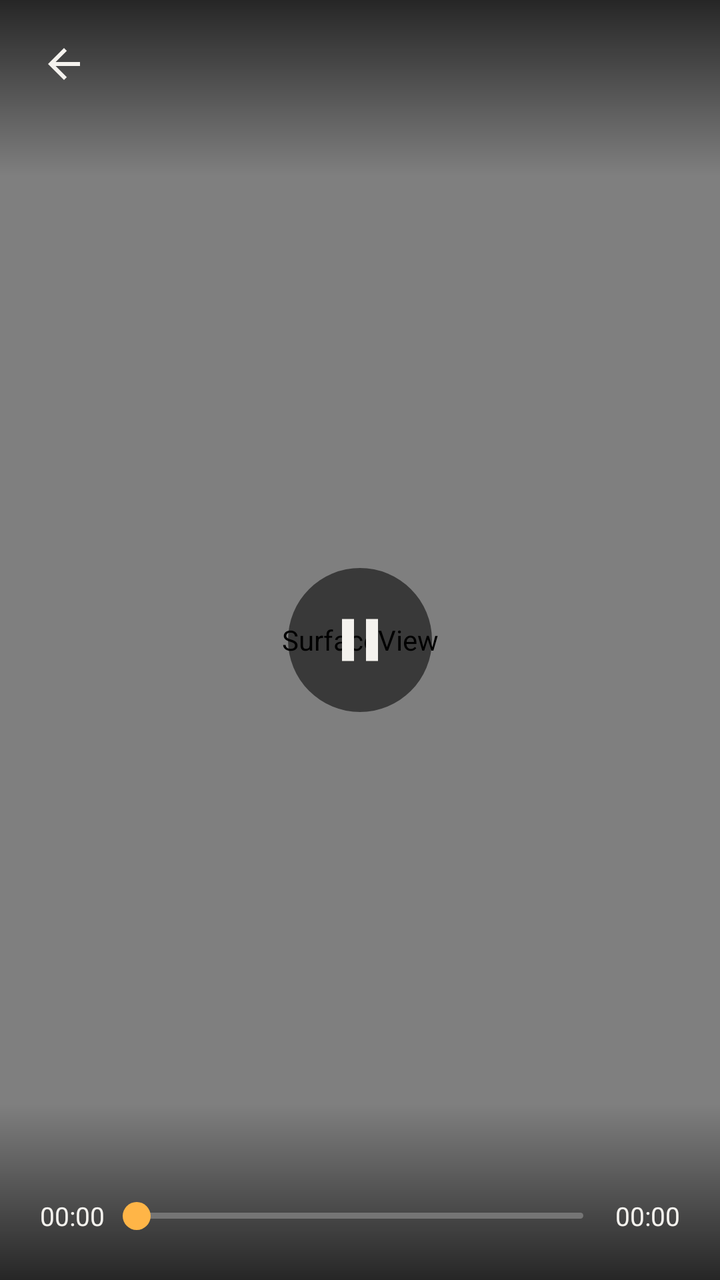
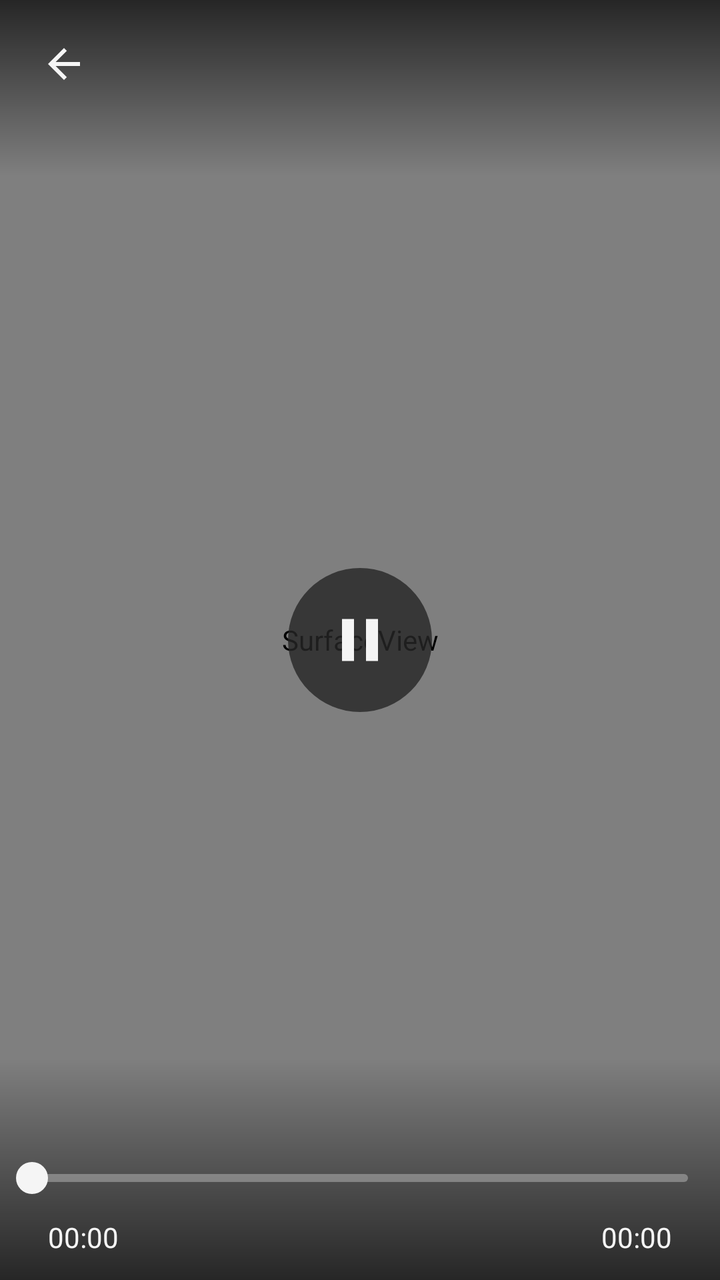

Screens rendered from an Android XML layout before and after an edit, with the pre-edit source and the edit as a unified diff.
<!-- AndroidManifest.xml: activity theme Theme.Quiet.Player -->
<!-- res/layout/activity_player.xml -->
<?xml version="1.0" encoding="utf-8"?>
<FrameLayout xmlns:android="http://schemas.android.com/apk/res/android"
    android:id="@+id/root"
    android:layout_width="match_parent"
    android:layout_height="match_parent"
    android:background="@android:color/black"
    android:contentDescription="@string/video_surface">

    <SurfaceView
        android:id="@+id/surface"
        android:layout_width="match_parent"
        android:layout_height="match_parent"
        android:layout_gravity="center" />

    
    <FrameLayout
        android:id="@+id/controls"
        android:layout_width="match_parent"
        android:layout_height="match_parent">

        <LinearLayout
            android:id="@+id/top_bar"
            android:layout_width="match_parent"
            android:layout_height="wrap_content"
            android:layout_gravity="top"
            android:background="@drawable/scrim_top"
            android:gravity="center_vertical"
            android:orientation="horizontal"
            android:paddingTop="8dp"
            android:paddingBottom="32dp">

            <ImageButton
                android:id="@+id/back"
                style="@style/IconButton"
                android:layout_marginStart="8dp"
                android:contentDescription="@string/back"
                android:src="@drawable/ic_back" />

            <TextView
                android:id="@+id/video_title"
                android:layout_width="0dp"
                android:layout_height="wrap_content"
                android:layout_marginHorizontal="8dp"
                android:layout_weight="1"
                android:ellipsize="end"
                android:fontFamily="sans-serif-medium"
                android:maxLines="1"
                android:textColor="@color/text"
                android:textSize="16sp" />
        </LinearLayout>

        <ImageButton
            android:id="@+id/play_pause"
            android:layout_width="72dp"
            android:layout_height="72dp"
            android:layout_gravity="center"
            android:background="@drawable/bg_round_glass"
            android:scaleType="fitCenter"
            android:padding="18dp"
            android:src="@drawable/ic_pause" />

        <TextView
            android:id="@+id/error"
            android:layout_width="wrap_content"
            android:layout_height="wrap_content"
            android:layout_gravity="center"
            android:background="@drawable/bg_hud"
            android:padding="16dp"
            android:textColor="@color/text"
            android:textSize="15sp"
            android:visibility="gone" />

        <LinearLayout
            android:id="@+id/bottom_bar"
            android:layout_width="match_parent"
            android:layout_height="wrap_content"
            android:layout_gravity="bottom"
            android:background="@drawable/scrim_bottom"
            android:gravity="center_vertical"
            android:orientation="horizontal"
            android:paddingTop="32dp"
            android:paddingBottom="8dp">

            <TextView
                android:id="@+id/position"
                style="@style/TimeText"
                android:layout_marginStart="20dp"
                android:text="00:00" />

            <SeekBar
                android:id="@+id/seek_bar"
                android:layout_width="0dp"
                android:layout_height="48dp"
                android:layout_weight="1"
                android:progressDrawable="@drawable/seek_progress"
                android:splitTrack="false"
                android:thumb="@drawable/seek_thumb" />

            <TextView
                android:id="@+id/duration"
                style="@style/TimeText"
                android:layout_marginEnd="20dp"
                android:text="00:00" />
        </LinearLayout>
    </FrameLayout>

    <LinearLayout
        android:id="@+id/hud"
        android:layout_width="wrap_content"
        android:layout_height="wrap_content"
        android:layout_gravity="center"
        android:alpha="0"
        android:background="@drawable/bg_hud"
        android:gravity="center"
        android:minWidth="200dp"
        android:orientation="vertical"
        android:paddingHorizontal="24dp"
        android:paddingVertical="16dp"
        android:visibility="gone">

        <ImageView
            android:id="@+id/hud_icon"
            android:layout_width="28dp"
            android:layout_height="28dp"
            android:importantForAccessibility="no" />

        <ProgressBar
            android:id="@+id/hud_level"
            style="@android:style/Widget.Material.ProgressBar.Horizontal"
            android:layout_width="152dp"
            android:layout_height="4dp"
            android:layout_marginTop="12dp"
            android:max="1000"
            android:progressDrawable="@drawable/seek_progress" />

        <TextView
            android:id="@+id/hud_title"
            android:layout_width="wrap_content"
            android:layout_height="wrap_content"
            android:fontFamily="sans-serif-medium"
            android:fontFeatureSettings="tnum"
            android:letterSpacing="-0.02"
            android:textColor="@color/text"
            android:textSize="30sp" />

        <TextView
            android:id="@+id/hud_detail"
            style="@style/TimeText"
            android:layout_marginTop="2dp"
            android:textColor="@color/muted" />
    </LinearLayout>
</FrameLayout>
<!-- resources referenced by this layout -->
<resources>
  <color name="muted">#A0A0A8</color>
  <color name="text">#F4F2EE</color>
  <!-- drawable bg_hud (drawable) -->
  <shape xmlns:android="http://schemas.android.com/apk/res/android"><solid android:color="@color/glass" /><corners android:radius="20dp" /></shape>
  <!-- drawable bg_round_glass (drawable) -->
  <ripple xmlns:android="http://schemas.android.com/apk/res/android" android:color="#33FFFFFF"><item><shape android:shape="oval"><solid android:color="#8C000000" /></shape></item></ripple>
  <!-- drawable ic_pause (drawable) -->
  <vector xmlns:android="http://schemas.android.com/apk/res/android" android:width="24dp" android:height="24dp" android:viewportWidth="24" android:viewportHeight="24" android:tint="@color/text">
      <path android:fillColor="#FFFFFFFF" android:pathData="M6,19h4V5H6v14zm8,-14v14h4V5h-4z" />
  </vector>
  <!-- drawable scrim_bottom (drawable) -->
  <shape xmlns:android="http://schemas.android.com/apk/res/android"><gradient android:angle="90" android:endColor="#00000000" android:startColor="#B3000000" /></shape>
  <!-- drawable scrim_top (drawable) -->
  <shape xmlns:android="http://schemas.android.com/apk/res/android"><gradient android:angle="270" android:endColor="#00000000" android:startColor="#B3000000" /></shape>
  <!-- drawable seek_progress (drawable) -->
  <layer-list xmlns:android="http://schemas.android.com/apk/res/android">
      <item android:id="@android:id/background" android:gravity="center_vertical|fill_horizontal">
          <shape><solid android:color="@color/track" /><size android:height="3dp" /><corners android:radius="2dp" /></shape>
      </item>
      <item android:id="@android:id/progress" android:gravity="center_vertical|fill_horizontal">
          <clip><shape><solid android:color="@color/accent" /><size android:height="3dp" /><corners android:radius="2dp" /></shape></clip>
      </item>
  </layer-list>
  <!-- drawable seek_thumb (drawable) -->
  <shape xmlns:android="http://schemas.android.com/apk/res/android" android:shape="oval"><solid android:color="@color/accent" /><size android:width="14dp" android:height="14dp" /></shape>
  <string name="back">Back</string>
  <string name="video_surface">Video. Tap to play or pause.</string>
  <style name="IconButton">
          <item name="android:layout_width">48dp</item>
          <item name="android:layout_height">48dp</item>
          <item name="android:background">?android:attr/selectableItemBackgroundBorderless</item>
          <item name="android:scaleType">center</item>
      </style>
  <style name="TimeText">
          <item name="android:layout_width">wrap_content</item>
          <item name="android:layout_height">wrap_content</item>
          <item name="android:textColor">@color/text</item>
          <item name="android:textSize">13sp</item>
          <item name="android:fontFeatureSettings">tnum</item>
      </style>
  <style name="Theme.Quiet.Player">
          <item name="android:windowBackground">@android:color/black</item>
          <item name="android:windowLayoutInDisplayCutoutMode">always</item>
      </style>
  <color name="glass">#D91C1C20</color>
  <color name="track">#40FFFFFF</color>
  <color name="accent">#FFB547</color>
  <!-- unchanged entries left out for length: 1 -->
</resources>

<!-- the commit's change to res/layout/activity_player.xml (unified diff, before → after) -->
@@ -76,31 +76,36 @@
             android:layout_height="wrap_content"
             android:layout_gravity="bottom"
             android:background="@drawable/scrim_bottom"
-            android:gravity="center_vertical"
-            android:orientation="horizontal"
-            android:paddingTop="32dp"
-            android:paddingBottom="8dp">
-
-            <TextView
-                android:id="@+id/position"
-                style="@style/TimeText"
-                android:layout_marginStart="20dp"
-                android:text="00:00" />
+            android:orientation="vertical"
+            android:paddingTop="40dp"
+            android:paddingBottom="12dp">
 
             <SeekBar
                 android:id="@+id/seek_bar"
-                android:layout_width="0dp"
-                android:layout_height="48dp"
-                android:layout_weight="1"
+                android:layout_width="match_parent"
+                android:layout_height="40dp"
+                android:paddingHorizontal="24dp"
                 android:progressDrawable="@drawable/seek_progress"
                 android:splitTrack="false"
                 android:thumb="@drawable/seek_thumb" />
 
-            <TextView
-                android:id="@+id/duration"
-                style="@style/TimeText"
-                android:layout_marginEnd="20dp"
-                android:text="00:00" />
+            <FrameLayout
+                android:layout_width="match_parent"
+                android:layout_height="wrap_content"
+                android:paddingHorizontal="24dp">
+
+                <TextView
+                    android:id="@+id/position"
+                    style="@style/TimeText"
+                    android:layout_gravity="start"
+                    android:text="00:00" />
+
+                <TextView
+                    android:id="@+id/duration"
+                    style="@style/TimeText"
+                    android:layout_gravity="end"
+                    android:text="00:00" />
+            </FrameLayout>
         </LinearLayout>
     </FrameLayout>
 
@@ -112,26 +117,11 @@
         android:alpha="0"
         android:background="@drawable/bg_hud"
         android:gravity="center"
-        android:minWidth="200dp"
+        android:minWidth="168dp"
         android:orientation="vertical"
         android:paddingHorizontal="24dp"
         android:paddingVertical="16dp"
         android:visibility="gone">
-
-        <ImageView
-            android:id="@+id/hud_icon"
-            android:layout_width="28dp"
-            android:layout_height="28dp"
-            android:importantForAccessibility="no" />
-
-        <ProgressBar
-            android:id="@+id/hud_level"
-            style="@android:style/Widget.Material.ProgressBar.Horizontal"
-            android:layout_width="152dp"
-            android:layout_height="4dp"
-            android:layout_marginTop="12dp"
-            android:max="1000"
-            android:progressDrawable="@drawable/seek_progress" />
 
         <TextView
             android:id="@+id/hud_title"
@@ -149,4 +139,33 @@
             android:layout_marginTop="2dp"
             android:textColor="@color/muted" />
     </LinearLayout>
+
+    
+    <LinearLayout
+        android:id="@+id/meter"
+        android:layout_width="32dp"
+        android:layout_height="wrap_content"
+        android:layout_gravity="left|center_vertical"
+        android:alpha="0"
+        android:background="@drawable/bg_hud"
+        android:gravity="center_horizontal"
+        android:orientation="vertical"
+        android:paddingVertical="14dp"
+        android:visibility="gone">
+
+        <ProgressBar
+            android:id="@+id/meter_level"
+            style="@android:style/Widget.Material.ProgressBar.Horizontal"
+            android:layout_width="4dp"
+            android:layout_height="160dp"
+            android:max="1000"
+            android:progressDrawable="@drawable/meter_progress" />
+
+        <ImageView
+            android:id="@+id/meter_icon"
+            android:layout_width="18dp"
+            android:layout_height="18dp"
+            android:layout_marginTop="10dp"
+            android:importantForAccessibility="no" />
+    </LinearLayout>
 </FrameLayout>
<!-- resource entries referenced after the edit -->
@@ -1,15 +1,26 @@
 <!-- resources referenced by this layout -->
 <resources>
-  <color name="muted">#A0A0A8</color>
-  <color name="text">#F4F2EE</color>
+  <color name="muted">#A6A6A6</color>
+  <color name="text">#F5F5F5</color>
   <!-- drawable bg_hud (drawable) -->
   <shape xmlns:android="http://schemas.android.com/apk/res/android"><solid android:color="@color/glass" /><corners android:radius="20dp" /></shape>
   <!-- drawable bg_round_glass (drawable) -->
-  <ripple xmlns:android="http://schemas.android.com/apk/res/android" android:color="#33FFFFFF"><item><shape android:shape="oval"><solid android:color="#8C000000" /></shape></item></ripple>
+  <ripple xmlns:android="http://schemas.android.com/apk/res/android" android:color="#33FFFFFF"><item><shape android:shape="oval"><solid android:color="@color/glass" /></shape></item></ripple>
   <!-- drawable ic_pause (drawable) -->
   <vector xmlns:android="http://schemas.android.com/apk/res/android" android:width="24dp" android:height="24dp" android:viewportWidth="24" android:viewportHeight="24" android:tint="@color/text">
       <path android:fillColor="#FFFFFFFF" android:pathData="M6,19h4V5H6v14zm8,-14v14h4V5h-4z" />
   </vector>
+  <!-- drawable meter_progress (drawable) -->
+  <layer-list xmlns:android="http://schemas.android.com/apk/res/android">
+      <item android:id="@android:id/background">
+          <shape><solid android:color="@color/track" /><corners android:radius="2dp" /></shape>
+      </item>
+      <item android:id="@android:id/progress">
+          <clip android:clipOrientation="vertical" android:gravity="bottom">
+              <shape><solid android:color="@color/accent" /><corners android:radius="2dp" /></shape>
+          </clip>
+      </item>
+  </layer-list>
   <!-- drawable scrim_bottom (drawable) -->
   <shape xmlns:android="http://schemas.android.com/apk/res/android"><gradient android:angle="90" android:endColor="#00000000" android:startColor="#B3000000" /></shape>
   <!-- drawable scrim_top (drawable) -->
@@ -17,16 +28,16 @@
   <!-- drawable seek_progress (drawable) -->
   <layer-list xmlns:android="http://schemas.android.com/apk/res/android">
       <item android:id="@android:id/background" android:gravity="center_vertical|fill_horizontal">
-          <shape><solid android:color="@color/track" /><size android:height="3dp" /><corners android:radius="2dp" /></shape>
+          <shape><solid android:color="@color/track" /><size android:height="4dp" /><corners android:radius="2dp" /></shape>
       </item>
       <item android:id="@android:id/progress" android:gravity="center_vertical|fill_horizontal">
-          <clip><shape><solid android:color="@color/accent" /><size android:height="3dp" /><corners android:radius="2dp" /></shape></clip>
+          <clip><shape><solid android:color="@color/accent" /><size android:height="4dp" /><corners android:radius="2dp" /></shape></clip>
       </item>
   </layer-list>
   <!-- drawable seek_thumb (drawable) -->
-  <shape xmlns:android="http://schemas.android.com/apk/res/android" android:shape="oval"><solid android:color="@color/accent" /><size android:width="14dp" android:height="14dp" /></shape>
+  <shape xmlns:android="http://schemas.android.com/apk/res/android" android:shape="oval"><solid android:color="@color/text" /><size android:width="16dp" android:height="16dp" /></shape>
   <string name="back">Back</string>
-  <string name="video_surface">Video. Tap to play or pause.</string>
+  <string name="video_surface">Video. Tap to show or hide the controls.</string>
   <style name="IconButton">
           <item name="android:layout_width">48dp</item>
           <item name="android:layout_height">48dp</item>
@@ -37,16 +48,16 @@
           <item name="android:layout_width">wrap_content</item>
           <item name="android:layout_height">wrap_content</item>
           <item name="android:textColor">@color/text</item>
-          <item name="android:textSize">13sp</item>
+          <item name="android:textSize">14sp</item>
           <item name="android:fontFeatureSettings">tnum</item>
       </style>
   <style name="Theme.Quiet.Player">
           <item name="android:windowBackground">@android:color/black</item>
           <item name="android:windowLayoutInDisplayCutoutMode">always</item>
       </style>
-  <color name="glass">#D91C1C20</color>
-  <color name="track">#40FFFFFF</color>
-  <color name="accent">#FFB547</color>
+  <color name="glass">#CC262626</color>
+  <color name="track">#4DFFFFFF</color>
+  <color name="accent">#9CC2FF</color>
   <!-- unchanged entries left out for length: 1 -->
 </resources>
 
